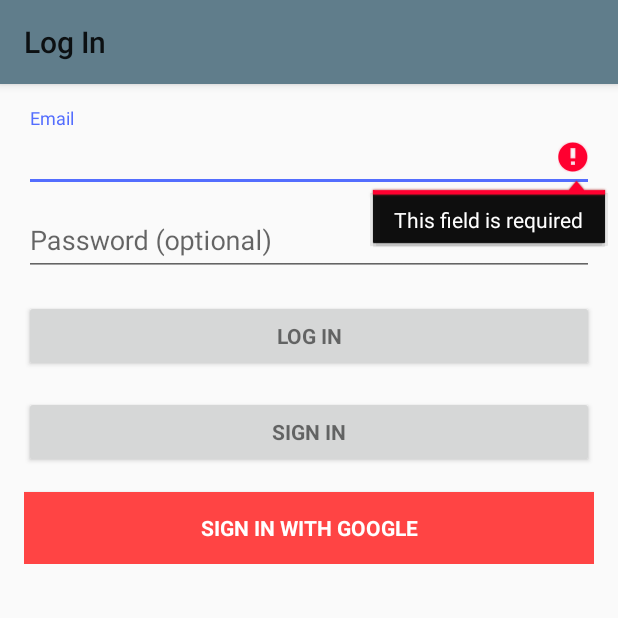
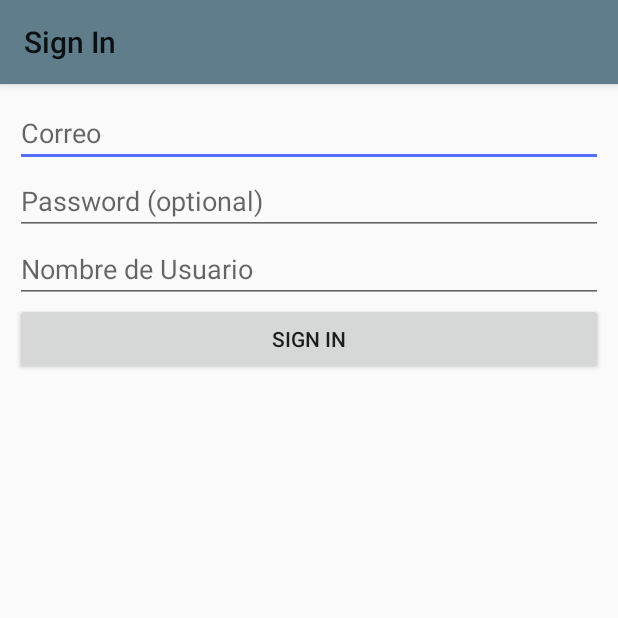
Before and after one commit to DividedByCero/app-curso-avanzado-android, an Android app: the screen it shows after launch (LoginActivity before the commit, SignInActivity after it), after a tap on "SIGN IN", on a phone screen of 412 x 824 dp, the top half of it. Run offline under Robolectric (Android 15) with nearby library versions, the phone set to English and light mode, and no system bars; our stand-ins replace Firebase (no records; nobody signed in at launch, a user with empty details on screens opened directly); libraries missing offline, so code that uses them is left out: com.firebase.ui; 2 statements that could not run were skipped; 1 other tap on this screen came first.

Commit message:
add some user sign in screen

```diff
--- a/app/src/main/AndroidManifest.xml
+++ b/app/src/main/AndroidManifest.xml
@@ -7,6 +7,8 @@
     <uses-permission android:name="android.permission.GET_ACCOUNTS" />
     <uses-permission android:name="android.permission.READ_PROFILE" />
     <uses-permission android:name="android.permission.READ_CONTACTS" />
+    <uses-permission android:name="android.permission.ACCESS_COARSE_LOCATION"/>
+    <uses-permission android:name="android.permission.ACCESS_FINE_LOCATION"/>
 
     <application
         android:allowBackup="true"
--- a/app/src/main/java/com/example/example/appfinalavanzadoandroid/ui/login/LoginActivity.java
+++ b/app/src/main/java/com/example/example/appfinalavanzadoandroid/ui/login/LoginActivity.java
@@ -38,6 +38,7 @@ import java.util.List;
 
 import com.example.example.appfinalavanzadoandroid.R;
 import com.example.example.appfinalavanzadoandroid.ui.main.MainActivity;
+import com.example.example.appfinalavanzadoandroid.ui.signIn.SignInActivity;
 import com.google.android.gms.auth.api.signin.GoogleSignIn;
 import com.google.android.gms.auth.api.signin.GoogleSignInAccount;
 import com.google.android.gms.auth.api.signin.GoogleSignInClient;
@@ -52,6 +53,7 @@ import com.google.firebase.auth.AuthResult;
 import com.google.firebase.auth.FirebaseAuth;
 import com.google.firebase.auth.FirebaseUser;
 import com.google.firebase.auth.GoogleAuthProvider;
+import com.google.firebase.auth.UserProfileChangeRequest;
 
 import static android.Manifest.permission.READ_CONTACTS;
 import static com.firebase.ui.auth.AuthUI.getApplicationContext;
@@ -61,6 +63,12 @@ import static com.firebase.ui.auth.AuthUI.getApplicationContext;
  */
 public class LoginActivity extends AppCompatActivity implements LoaderCallbacks<Cursor>, LoginView {
     public static final int RC_SIGN_IN = 23;
+    public static final int SIGN_IN_USER = 10;
+
+    public static final String USER_NAME = "USER_NAME";
+    public static final String USER_PASSWORD = "USER_PASSWORD";
+    public static final String USER_EMAIL = "USER_EMAIL";
+
     /**
      * Id to identity READ_CONTACTS permission request.
      */
@@ -79,14 +87,13 @@ public class LoginActivity extends AppCompatActivity implements LoaderCallbacks<
     // UI references.
     private AutoCompleteTextView mEmailView;
     private EditText mPasswordView;
-    private View mProgressView;
-    private View mLoginFormView;
+    private View mProgressView, mLoginFormView;
     private LoginPresenter mPresenter;
-
+    private Button mEmailLogInButton, mGoogleViewSignIn, mEmailSignInButton;
     private OnClickListener loginListener = new OnClickListener() {
         @Override
         public void onClick(View v) {
-                attemptLogin(v);
+            attemptLogin(v);
         }
     };
 
@@ -97,7 +104,7 @@ public class LoginActivity extends AppCompatActivity implements LoaderCallbacks<
         // Set up the login form.
 
         mPresenter = new LoginPresenter(this);
-        if(FirebaseAuth.getInstance().getCurrentUser() != null){
+        if (FirebaseAuth.getInstance().getCurrentUser() != null) {
             Intent mainIntent = new Intent(getApplicationContext(), MainActivity.class);
             startActivity(mainIntent);
         }
@@ -118,13 +125,19 @@ public class LoginActivity extends AppCompatActivity implements LoaderCallbacks<
             }
         });
 
-        Button mEmailSignInButton = (Button) findViewById(R.id.email_sign_in_button);
-        mEmailSignInButton.setOnClickListener(loginListener);
+        mEmailSignInButton = (Button) findViewById(R.id.email_sign_in_button);
+        mEmailSignInButton.setOnClickListener(new OnClickListener() {
+            @Override
+            public void onClick(View v) {
+                Intent signIn = new Intent(getApplicationContext(), SignInActivity.class);
+                startActivityForResult(signIn, SIGN_IN_USER);
+            }
+        });
 
-        Button mEmailLogInButton = (Button) findViewById(R.id.email_log_in_button);
+        mEmailLogInButton = (Button) findViewById(R.id.email_log_in_button);
         mEmailLogInButton.setOnClickListener(loginListener);
 
-        Button mGoogleViewSignIn = (Button) findViewById(R.id.google_sign_in);
+        mGoogleViewSignIn = (Button) findViewById(R.id.google_sign_in);
         mGoogleViewSignIn.setOnClickListener(loginListener);
 
         mLoginFormView = findViewById(R.id.login_form);
@@ -194,9 +207,9 @@ public class LoginActivity extends AppCompatActivity implements LoaderCallbacks<
         boolean cancel = false;
         View focusView = null;
 
-        if( view.getId() == R.id.google_sign_in){
+        if (view.getId() == R.id.google_sign_in) {
             showProgress(true);
-            mAuthTask = new UserLoginTask(email, password, view, mPasswordView);
+            mAuthTask = new UserLoginTask(email, password, "", view, mPasswordView);
             mAuthTask.execute((Void) null);
             return;
         }
@@ -227,7 +240,7 @@ public class LoginActivity extends AppCompatActivity implements LoaderCallbacks<
             // Show a progress spinner, and kick off a background task to
             // perform the user login attempt.
             showProgress(true);
-            mAuthTask = new UserLoginTask(email, password, view, mPasswordView);
+            mAuthTask = new UserLoginTask(email, password, "", view, mPasswordView);
             mAuthTask.execute((Void) null);
         }
     }
@@ -314,7 +327,18 @@ public class LoginActivity extends AppCompatActivity implements LoaderCallbacks<
     protected void onActivityResult(int requestCode, int resultCode, @Nullable Intent data) {
         super.onActivityResult(requestCode, resultCode, data);
 
-        if(requestCode == RC_SIGN_IN){
+        if (requestCode == SIGN_IN_USER) {
+            showProgress(true);
+            Bundle bundle = data.getExtras();
+
+            String username = bundle.getString(USER_NAME);
+            String password = bundle.getString(USER_PASSWORD);
+            String email = bundle.getString(USER_EMAIL);
+
+            mAuthTask = new UserLoginTask(email, password, username, mEmailSignInButton, mPasswordView);
+            mAuthTask.execute((Void) null);
+        }
+        else if (requestCode == RC_SIGN_IN) {
             Task<GoogleSignInAccount> task = GoogleSignIn.getSignedInAccountFromIntent(data);
             try {
                 // Google Sign In was successful, authenticate with Firebase
@@ -337,14 +361,16 @@ public class LoginActivity extends AppCompatActivity implements LoaderCallbacks<
 
         private final String mEmail;
         private final String mPassword;
+        private final String mUserName;
         private final View mView;
         private final EditText mPasswordView;
 
-        UserLoginTask(String email, String password, View view, EditText passwordView) {
+        UserLoginTask(String email, String password, String userName, View view, EditText passwordView) {
             mEmail = email;
             mPassword = password;
             mView = view;
             mPasswordView = passwordView;
+            mUserName = userName;
         }
 
         @Override
@@ -367,13 +393,20 @@ public class LoginActivity extends AppCompatActivity implements LoaderCallbacks<
                     }
                 });
                 return true;
-            }
-            else if(mView.getId() == R.id.email_sign_in_button){
+            } else if (mView.getId() == R.id.email_sign_in_button) {
                 auth.createUserWithEmailAndPassword(mEmail, mPassword).addOnSuccessListener(new OnSuccessListener<AuthResult>() {
                     @Override
                     public void onSuccess(AuthResult authResult) {
-                        Intent mainIntent = new Intent(getApplicationContext(), MainActivity.class);
-                        startActivity(mainIntent);
+                        UserProfileChangeRequest request = new UserProfileChangeRequest.Builder()
+                                .setDisplayName(mUserName)
+                                .build();
+                          authResult.getUser().updateProfile(request).addOnSuccessListener(new OnSuccessListener<Void>() {
+                              @Override
+                              public void onSuccess(Void aVoid) {
+                                    Intent mainIntent = new Intent(getApplicationContext(), MainActivity.class);
+                                    startActivity(mainIntent);
+                              }
+                          });
                     }
                 }).addOnFailureListener(new OnFailureListener() {
                     @Override
@@ -383,12 +416,8 @@ public class LoginActivity extends AppCompatActivity implements LoaderCallbacks<
                     }
                 });
                 return true;
-            }
-            else if(mView.getId() == R.id.google_sign_in){
-                GoogleSignInOptions options = new  GoogleSignInOptions.Builder()
-                        .requestEmail()
-                        .requestIdToken(getString(R.string.default_web_client_id))
-                        .build();
+            } else if (mView.getId() == R.id.google_sign_in) {
+                GoogleSignInOptions options = new GoogleSignInOptions.Builder().requestEmail().requestIdToken(getString(R.string.default_web_client_id)).build();
 
                 mGoogleClient = GoogleSignIn.getClient(getApplicationContext(), options);
                 Intent googleSign = mGoogleClient.getSignInIntent();
@@ -411,7 +440,6 @@ public class LoginActivity extends AppCompatActivity implements LoaderCallbacks<
         }
 
 
-
     }
 
     public AppCompatActivity GetLayoutContext() {
--- a/app/src/main/java/com/example/example/appfinalavanzadoandroid/ui/signIn/SignInActivity.java
+++ b/app/src/main/java/com/example/example/appfinalavanzadoandroid/ui/signIn/SignInActivity.java
@@ -1,15 +1,40 @@
 package com.example.example.appfinalavanzadoandroid.ui.signIn;
 
+import android.content.Intent;
 import android.support.v7.app.AppCompatActivity;
 import android.os.Bundle;
+import android.view.View;
+import android.widget.Button;
+import android.widget.EditText;
 
 import com.example.example.appfinalavanzadoandroid.R;
+import com.example.example.appfinalavanzadoandroid.ui.login.LoginActivity;
 
-public class SignInActivity extends AppCompatActivity {
+public class SignInActivity extends AppCompatActivity implements View.OnClickListener {
+    private Button mSignInButton;
+    private EditText mUserName, mEmail, mPassword;
 
     @Override
     protected void onCreate(Bundle savedInstanceState) {
         super.onCreate(savedInstanceState);
         setContentView(R.layout.activity_sign_in);
+        mSignInButton = findViewById(R.id.sign_in_user_btn);
+        mUserName = findViewById(R.id.sign_in_username);
+        mEmail = findViewById(R.id.sign_in_email);
+        mPassword = findViewById(R.id.sign_in_password);
+        mSignInButton.setOnClickListener(this);
+    }
+
+    @Override
+    public void onClick(View v) {
+        if(v.getId() == R.id.sign_in_user_btn){
+            Intent returnIntent = new Intent();
+            String test = mUserName.getText().toString();
+            returnIntent.putExtra(LoginActivity.USER_NAME, mUserName.getText().toString());
+            returnIntent.putExtra(LoginActivity.USER_EMAIL, mEmail.getText().toString());
+            returnIntent.putExtra(LoginActivity.USER_PASSWORD, mPassword.getText().toString());
+            setResult(LoginActivity.SIGN_IN_USER, returnIntent);
+            finish();
+        }
     }
 }
--- a/app/src/main/res/layout/activity_sign_in.xml
+++ b/app/src/main/res/layout/activity_sign_in.xml
@@ -13,11 +13,13 @@
         android:padding="10dp"
         android:layout_height="match_parent">
         <EditText
+            android:id="@+id/sign_in_email"
             android:layout_width="match_parent"
             android:layout_height="wrap_content"
             android:hint="Correo"/>
 
         <EditText
+            android:id="@+id/sign_in_password"
             android:layout_width="match_parent"
             android:layout_height="wrap_content"
             android:hint="@string/prompt_password"
@@ -28,10 +30,12 @@
             android:maxLines="1"
             android:singleLine="true" />
         <EditText
+            android:id="@+id/sign_in_username"
             android:layout_width="match_parent"
             android:layout_height="wrap_content"
             android:hint="Nombre de Usuario"/>
         <Button
+            android:id="@+id/sign_in_user_btn"
             android:layout_width="match_parent"
             android:layout_height="wrap_content"
             android:text="Sign In"/>
```
